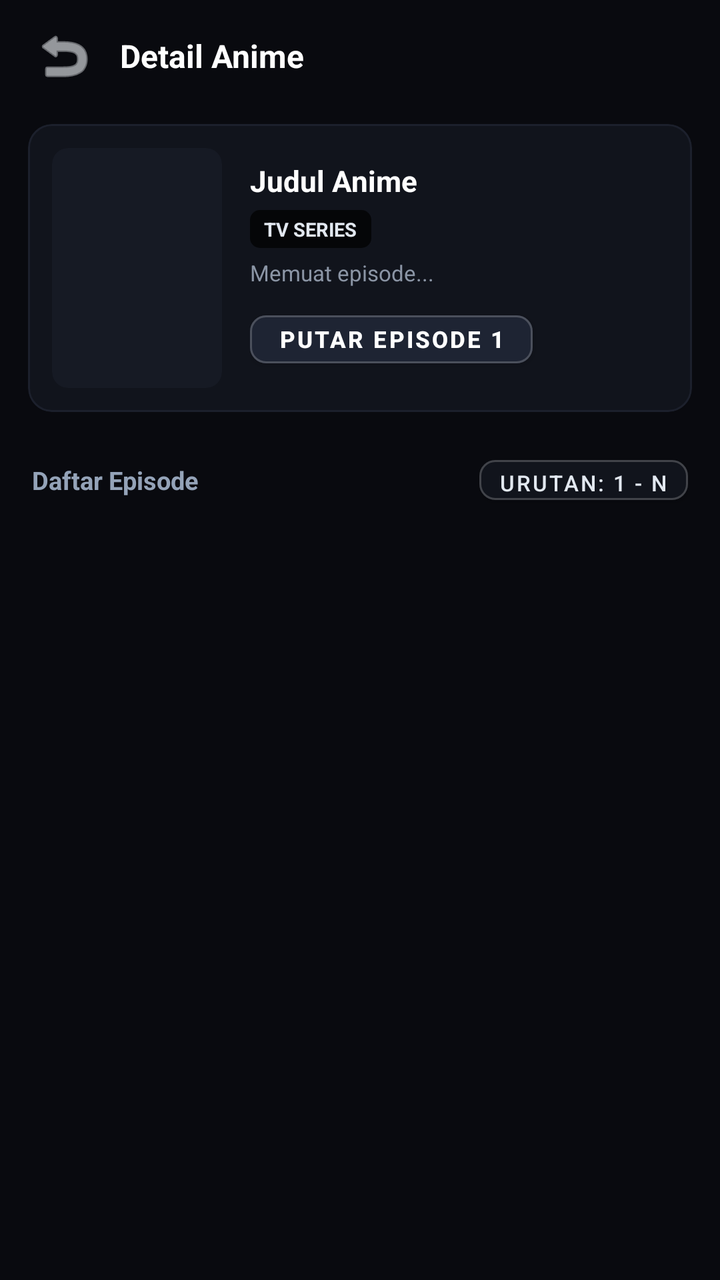
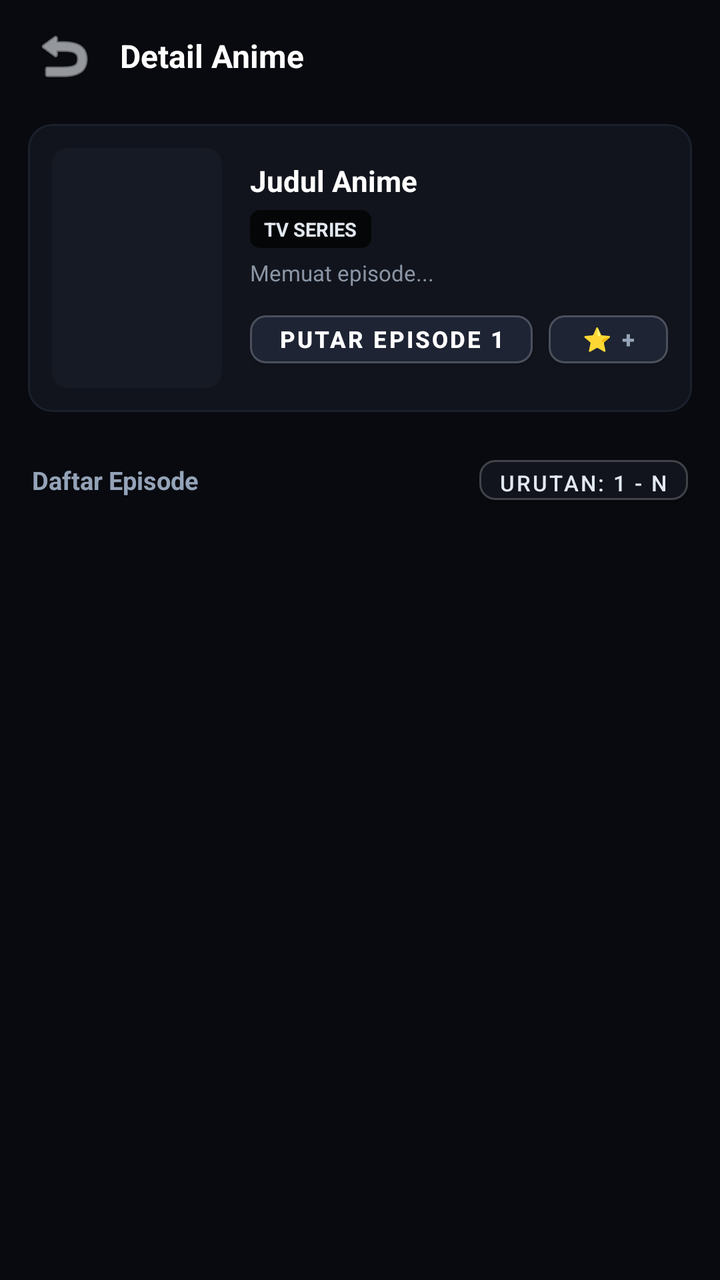

The first picture is an Android layout as it rendered before a commit; the second is the same layout after the commit. The layout source and the unified diff follow.
<!-- AndroidManifest.xml: application theme Theme.Tatap -->
<!-- res/layout/activity_detail.xml -->
<?xml version="1.0" encoding="utf-8"?>
<LinearLayout xmlns:android="http://schemas.android.com/apk/res/android"
    xmlns:app="http://schemas.android.com/apk/res-auto"
    android:layout_width="match_parent"
    android:layout_height="match_parent"
    android:orientation="vertical"
    android:paddingStart="@dimen/tv_overscan_horizontal"
    android:paddingEnd="@dimen/tv_overscan_horizontal"
    android:paddingTop="@dimen/tv_overscan_vertical"
    android:paddingBottom="@dimen/tv_overscan_vertical"
    android:clipToPadding="false"
    android:background="#090A0F">

    
    <LinearLayout
        android:layout_width="match_parent"
        android:layout_height="56dp"
        android:orientation="horizontal"
        android:gravity="center_vertical"
        android:paddingHorizontal="12dp"
        android:background="#090A0F">

        <ImageButton
            android:id="@+id/btn_back"
            android:layout_width="40dp"
            android:layout_height="40dp"
            android:background="?attr/selectableItemBackgroundBorderless"
            android:src="@android:drawable/ic_menu_revert"
            android:focusable="true"
            android:nextFocusDown="@+id/btn_quick_play"
            app:tint="#F1F5F9"
            android:contentDescription="Kembali" />

        <TextView
            android:id="@+id/tv_detail_title"
            android:layout_width="0dp"
            android:layout_height="wrap_content"
            android:layout_weight="1"
            android:layout_marginStart="8dp"
            android:text="Detail Anime"
            android:textColor="#FFFFFF"
            android:textSize="16sp"
            android:textStyle="bold"
            android:singleLine="true"
            android:ellipsize="end" />

        <ProgressBar
            android:id="@+id/pb_detail_loading"
            android:layout_width="20dp"
            android:layout_height="20dp"
            android:layout_marginEnd="6dp"
            android:visibility="gone"
            android:indeterminateTint="#38BDF8" />
    </LinearLayout>

    
    <com.google.android.material.card.MaterialCardView
        android:layout_width="match_parent"
        android:layout_height="wrap_content"
        android:layout_marginHorizontal="14dp"
        android:layout_marginTop="6dp"
        android:layout_marginBottom="12dp"
        app:cardCornerRadius="12dp"
        app:cardElevation="0dp"
        app:cardBackgroundColor="#11141C"
        app:strokeColor="#1C202C"
        app:strokeWidth="1dp">

        <LinearLayout
            android:layout_width="match_parent"
            android:layout_height="wrap_content"
            android:orientation="horizontal"
            android:padding="12dp">

            
            <androidx.cardview.widget.CardView
                android:layout_width="85dp"
                android:layout_height="120dp"
                app:cardCornerRadius="8dp"
                app:cardElevation="0dp"
                app:cardBackgroundColor="#161A24">

                <ImageView
                    android:id="@+id/iv_detail_poster"
                    android:layout_width="match_parent"
                    android:layout_height="match_parent"
                    android:scaleType="centerCrop"
                    android:contentDescription="Poster" />
            </androidx.cardview.widget.CardView>

            
            <LinearLayout
                android:layout_width="0dp"
                android:layout_height="match_parent"
                android:layout_weight="1"
                android:layout_marginStart="14dp"
                android:orientation="vertical"
                android:gravity="center_vertical">

                <TextView
                    android:id="@+id/tv_detail_title_full"
                    android:layout_width="match_parent"
                    android:layout_height="wrap_content"
                    android:maxLines="2"
                    android:ellipsize="end"
                    android:text="Judul Anime"
                    android:textColor="#FFFFFF"
                    android:textSize="14.5sp"
                    android:textStyle="bold"
                    android:lineSpacingExtra="2dp" />

                <TextView
                    android:id="@+id/tv_detail_type_badge"
                    android:layout_width="wrap_content"
                    android:layout_height="wrap_content"
                    android:layout_marginTop="5dp"
                    android:background="@drawable/bg_badge_type"
                    android:paddingHorizontal="7dp"
                    android:paddingVertical="3dp"
                    android:text="TV SERIES"
                    android:textColor="#E2E8F0"
                    android:textSize="9.5sp"
                    android:textStyle="bold" />

                <TextView
                    android:id="@+id/tv_detail_slug"
                    android:layout_width="wrap_content"
                    android:layout_height="wrap_content"
                    android:layout_marginTop="5dp"
                    android:text="Memuat episode..."
                    android:textColor="#8B95A5"
                    android:textSize="11sp" />

                <Button
                    android:id="@+id/btn_quick_play"
                    android:layout_width="wrap_content"
                    android:layout_height="36dp"
                    android:layout_marginTop="8dp"
                    android:text="Putar Episode 1"
                    android:textColor="#FFFFFF"
                    android:backgroundTint="#1E2433"
                    android:textSize="11.5sp"
                    android:textStyle="bold"
                    android:focusable="true"
                    android:nextFocusUp="@+id/btn_back"
                    android:nextFocusDown="@+id/btn_sort_order"
                    app:strokeColor="#33FFFFFF"
                    app:strokeWidth="1dp"
                    app:cornerRadius="8dp"
                    android:paddingHorizontal="14dp" />
            </LinearLayout>
        </LinearLayout>
    </com.google.android.material.card.MaterialCardView>

    
    <LinearLayout
        android:id="@+id/layout_detail_seasons"
        android:layout_width="match_parent"
        android:layout_height="wrap_content"
        android:orientation="vertical"
        android:visibility="gone"
        android:paddingHorizontal="16dp"
        android:paddingBottom="6dp">

        <TextView
            android:layout_width="wrap_content"
            android:layout_height="wrap_content"
            android:text="SEASON / RELASI TERKAIT"
            android:textColor="#38BDF8"
            android:textSize="10.5sp"
            android:textStyle="bold"
            android:letterSpacing="0.05" />

        <androidx.recyclerview.widget.RecyclerView
            android:id="@+id/rv_detail_seasons"
            android:layout_width="match_parent"
            android:layout_height="wrap_content"
            android:layout_marginTop="5dp"
            android:clipToPadding="false"
            android:clipChildren="false"
            android:orientation="horizontal"
            android:nextFocusUp="@+id/btn_quick_play"
            android:nextFocusDown="@+id/btn_sort_order" />
    </LinearLayout>

    
    <LinearLayout
        android:layout_width="match_parent"
        android:layout_height="wrap_content"
        android:orientation="horizontal"
        android:gravity="center_vertical"
        android:paddingHorizontal="16dp"
        android:paddingVertical="6dp">

        <TextView
            android:layout_width="0dp"
            android:layout_height="wrap_content"
            android:layout_weight="1"
            android:text="Daftar Episode"
            android:textColor="#94A3B8"
            android:textSize="12.5sp"
            android:textStyle="bold" />

        <Button
            android:id="@+id/btn_sort_order"
            android:layout_width="wrap_content"
            android:layout_height="32dp"
            android:text="Urutan: 1 - N"
            android:textColor="#E2E8F0"
            android:backgroundTint="#11141C"
            android:textSize="11sp"
            android:focusable="true"
            android:nextFocusUp="@+id/btn_quick_play"
            android:nextFocusDown="@+id/rv_episodes"
            app:strokeColor="#33FFFFFF"
            app:strokeWidth="1dp"
            app:cornerRadius="8dp"
            android:paddingHorizontal="10dp" />
    </LinearLayout>

    
    <androidx.recyclerview.widget.RecyclerView
        android:id="@+id/rv_episode_ranges"
        android:layout_width="match_parent"
        android:layout_height="wrap_content"
        android:layout_marginBottom="6dp"
        android:paddingHorizontal="14dp"
        android:clipToPadding="false"
        android:clipChildren="false"
        android:orientation="horizontal"
        android:visibility="gone"
        android:nextFocusUp="@+id/btn_sort_order"
        android:nextFocusDown="@+id/rv_episodes" />

    
    <androidx.recyclerview.widget.RecyclerView
        android:id="@+id/rv_episodes"
        android:layout_width="match_parent"
        android:layout_height="0dp"
        android:layout_weight="1"
        android:paddingHorizontal="11dp"
        android:clipToPadding="false"
        android:clipChildren="false"
        android:nextFocusUp="@+id/rv_episode_ranges"
        android:scrollbars="vertical" />
</LinearLayout>
<!-- resources referenced by this layout -->
<resources>
  <dimen name="tv_overscan_horizontal">0dp</dimen>
  <dimen name="tv_overscan_vertical">0dp</dimen>
  <!-- drawable bg_badge_type (drawable) -->
  <?xml version="1.0" encoding="utf-8"?>
  <shape xmlns:android="http://schemas.android.com/apk/res/android"
      android:shape="rectangle">
      <corners android:radius="5dp" />
      <solid android:color="#B3000000" />
  </shape>
  <style name="Theme.Tatap" parent="Theme.MaterialComponents.NoActionBar">
          <item name="colorPrimary">#38BDF8</item>
          <item name="colorPrimaryVariant">#090A0F</item>
          <item name="colorOnPrimary">#FFFFFF</item>
          <item name="colorSecondary">#38BDF8</item>
          <item name="android:statusBarColor">#090A0F</item>
          <item name="android:navigationBarColor">#090A0F</item>
          <item name="android:windowBackground">#090A0F</item>
      </style>
</resources>

<!-- the commit's change to res/layout/activity_detail.xml (unified diff, before → after) -->
@@ -131,23 +131,49 @@
                     android:textColor="#8B95A5"
                     android:textSize="11sp" />
 
-                <Button
-                    android:id="@+id/btn_quick_play"
-                    android:layout_width="wrap_content"
-                    android:layout_height="36dp"
-                    android:layout_marginTop="8dp"
-                    android:text="Putar Episode 1"
-                    android:textColor="#FFFFFF"
-                    android:backgroundTint="#1E2433"
-                    android:textSize="11.5sp"
-                    android:textStyle="bold"
-                    android:focusable="true"
-                    android:nextFocusUp="@+id/btn_back"
-                    android:nextFocusDown="@+id/btn_sort_order"
-                    app:strokeColor="#33FFFFFF"
-                    app:strokeWidth="1dp"
-                    app:cornerRadius="8dp"
-                    android:paddingHorizontal="14dp" />
+                <LinearLayout
+                    android:layout_width="match_parent"
+                    android:layout_height="wrap_content"
+                    android:orientation="horizontal"
+                    android:layout_marginTop="8dp">
+
+                    <Button
+                        android:id="@+id/btn_quick_play"
+                        android:layout_width="wrap_content"
+                        android:layout_height="36dp"
+                        android:text="Putar Episode 1"
+                        android:textColor="#FFFFFF"
+                        android:backgroundTint="#1E2433"
+                        android:textSize="11.5sp"
+                        android:textStyle="bold"
+                        android:focusable="true"
+                        android:nextFocusUp="@+id/btn_back"
+                        android:nextFocusDown="@+id/btn_sort_order"
+                        android:nextFocusRight="@+id/btn_detail_bookmark"
+                        app:strokeColor="#33FFFFFF"
+                        app:strokeWidth="1dp"
+                        app:cornerRadius="8dp"
+                        android:paddingHorizontal="14dp" />
+
+                    <Button
+                        android:id="@+id/btn_detail_bookmark"
+                        android:layout_width="wrap_content"
+                        android:layout_height="36dp"
+                        android:layout_marginStart="8dp"
+                        android:text="⭐ + Favorit"
+                        android:textColor="#94A3B8"
+                        android:backgroundTint="#1E2433"
+                        android:textSize="11.5sp"
+                        android:textStyle="bold"
+                        android:focusable="true"
+                        android:nextFocusUp="@+id/btn_back"
+                        android:nextFocusDown="@+id/btn_sort_order"
+                        android:nextFocusLeft="@+id/btn_quick_play"
+                        app:strokeColor="#33FFFFFF"
+                        app:strokeWidth="1dp"
+                        app:cornerRadius="8dp"
+                        android:paddingHorizontal="12dp" />
+                </LinearLayout>
             </LinearLayout>
         </LinearLayout>
     </com.google.android.material.card.MaterialCardView>
